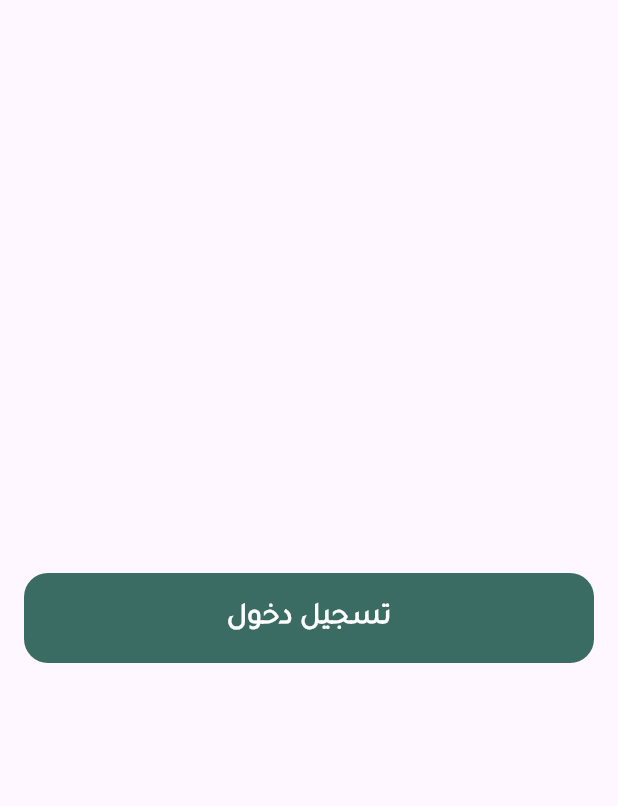
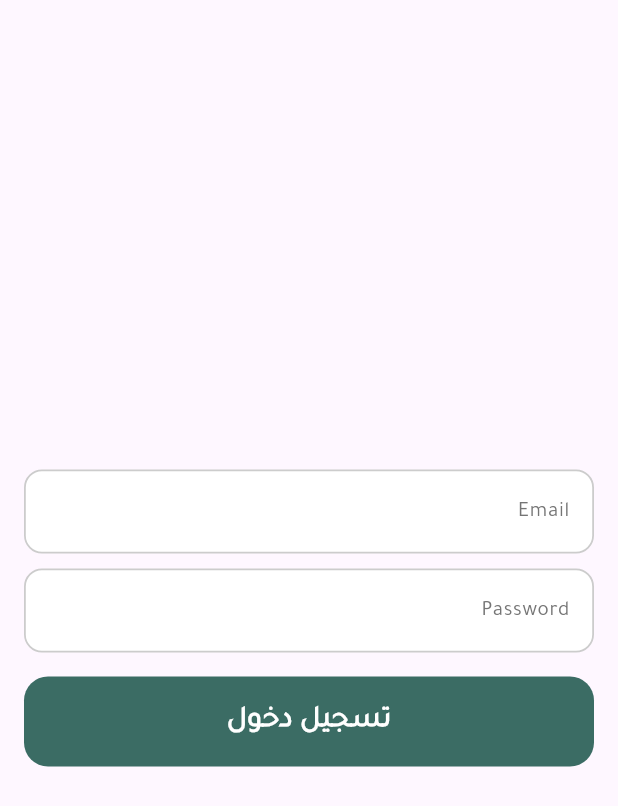
Before and after one commit to faisalsalamehd/ltuc, a Flutter app: the screen it shows after launch, on a phone screen of 412 x 824 dp. Shown: the top 806 px of the screen. Run offline on Flutter 3.47's test engine with Material 3 defaults, Android fonts, the phone set to English and light mode, and no system bars; our stand-ins replace connectivity_plus, firebase_auth, firebase_core, firebase_messaging, get, get_storage and 1 more; accounts and stored records are empty.

```diff
--- a/lib/view/screens/welcome/welcome_controller.dart
+++ b/lib/view/screens/welcome/welcome_controller.dart
@@ -1,3 +1,47 @@
+import 'package:firebase_auth/firebase_auth.dart';
+import 'package:flutter/material.dart';
 import 'package:get/get.dart';
 
-class WelcomeController extends GetxController {}
+class WelcomeController extends GetxController {
+  final emailController = TextEditingController();
+  final passwordController = TextEditingController();
+
+  bool isObsecure = true;
+
+  void signUp() async {
+    final auth = FirebaseAuth.instance;
+
+    if (emailController.text.isEmpty || passwordController.text.isEmpty) {
+      Get.snackbar('Error', 'Please fill all the fields');
+      return;
+    }
+
+    try {
+      auth.createUserWithEmailAndPassword(
+        email: emailController.text.trim(),
+        password: passwordController.text.trim(),
+      );
+    } catch (e) {
+      print(e.toString());
+    }
+  }
+
+  void signIn() async {
+    final auth = FirebaseAuth.instance;
+
+    if (emailController.text.isEmpty || passwordController.text.isEmpty) {
+      Get.snackbar('Error', 'Please fill all the fields');
+      return;
+    }
+
+    try {
+      auth.signInWithEmailAndPassword(
+        email: emailController.text.trim(),
+        password: passwordController.text.trim(),
+      );
+    } catch (e) {
+      print(e.toString());
+    }
+  }
+
+}
--- a/lib/view/screens/welcome/welcome_screen.dart
+++ b/lib/view/screens/welcome/welcome_screen.dart
@@ -1,5 +1,6 @@
 import 'dart:developer';
 
+import 'package:firebase_auth/firebase_auth.dart';
 import 'package:flutter/material.dart';
 import 'package:get/get.dart';
 import 'package:ltuc/helpers/notification_manager.dart';
@@ -7,6 +8,7 @@ import 'package:ltuc/util/constant/general.dart';
 import 'package:ltuc/util/translations/trasnsaltion_key.dart';
 import 'package:ltuc/view/screens/welcome/welcome_controller.dart';
 import 'package:ltuc/view/widgets/primary_button/primary_button.dart';
+import 'package:ltuc/view/widgets/text_field.dart';
 
 class WelcomeScreen extends StatelessWidget {
   const WelcomeScreen({super.key});
@@ -18,21 +20,35 @@ class WelcomeScreen extends StatelessWidget {
         return Scaffold(
           body: Padding(
             padding: const EdgeInsets.all(16.0),
-            child: Center(
-              child: PrimaryButton(
-                onTap: () async {
-                  log('message');
-                  NotificationManagement.sendNotification(
-                    fcmToken!,
-                    {'type': 'cart'},
-                    {
-                      'title': TransltionKey.signin.tr,
-                      'body': 'Welcome to our app!',
-                    },
-                  );
-                },
-                title: TransltionKey.signin.tr,
-              ),
+            child: Column(
+              mainAxisAlignment: MainAxisAlignment.center,
+              children: [
+                MainTextField(
+                  hint: "Email",
+                  textInputType: TextInputType.emailAddress,
+                 controller: ctrl.emailController,
+                ),
+                SizedBox(height: 10,),
+                MainTextField(
+                  obscureText: ctrl.isObsecure,
+                  hint: "Password",
+                  textInputType: TextInputType.visiblePassword,
+                 controller: ctrl.passwordController,
+                ),
+                SizedBox(height: 16),
+                PrimaryButton(
+                  onTap: ()  {
+
+                    //  ctrl.signIn();
+                    if(FirebaseAuth.instance.currentUser != null){
+                      // Get.toNamed("/home");
+                      log("Success");
+                    }
+
+                  },
+                  title: TransltionKey.signin.tr,
+                ),
+              ],
             ),
           ),
         );
--- a/pubspec.yaml
+++ b/pubspec.yaml
@@ -19,6 +19,7 @@ dependencies:
   cached_network_image: ^3.4.1
   connectivity_plus: ^6.1.4
   cupertino_icons: ^1.0.8
+  cloud_firestore: ^6.0.0
 
   firebase_auth: ^6.0.1
   firebase_core: ^4.0.0
```
Also changed, not shown: pubspec.lock.
